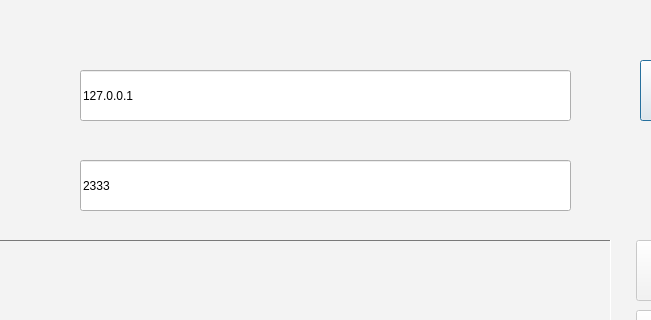
Before: the Qt Designer form project/tcp/tcpclient/tcpClient/client.ui in Freshield/LEARNING_QT, drawn with Qt 5; both pictures show x 160 to 811 and y 0 to 320 of the 1028 by 863 pixel window.
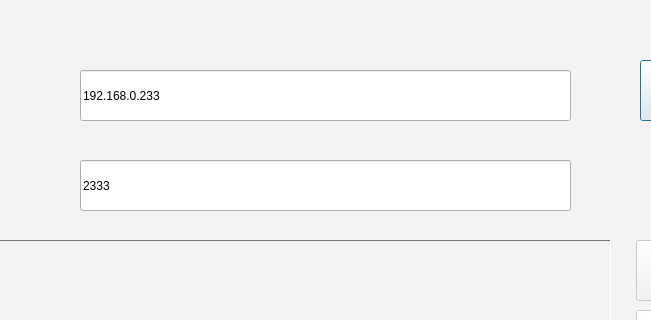
After: the same form once the commit is applied.

```diff
--- a/project/tcp/tcpclient/tcpClient/client.ui
+++ b/project/tcp/tcpclient/tcpClient/client.ui
@@ -722,7 +722,7 @@
     </palette>
    </property>
    <property name="text">
-    <string>127.0.0.1</string>
+    <string>192.168.0.233</string>
    </property>
   </widget>
   <widget class="QLineEdit" name="portLineEdit">
```
